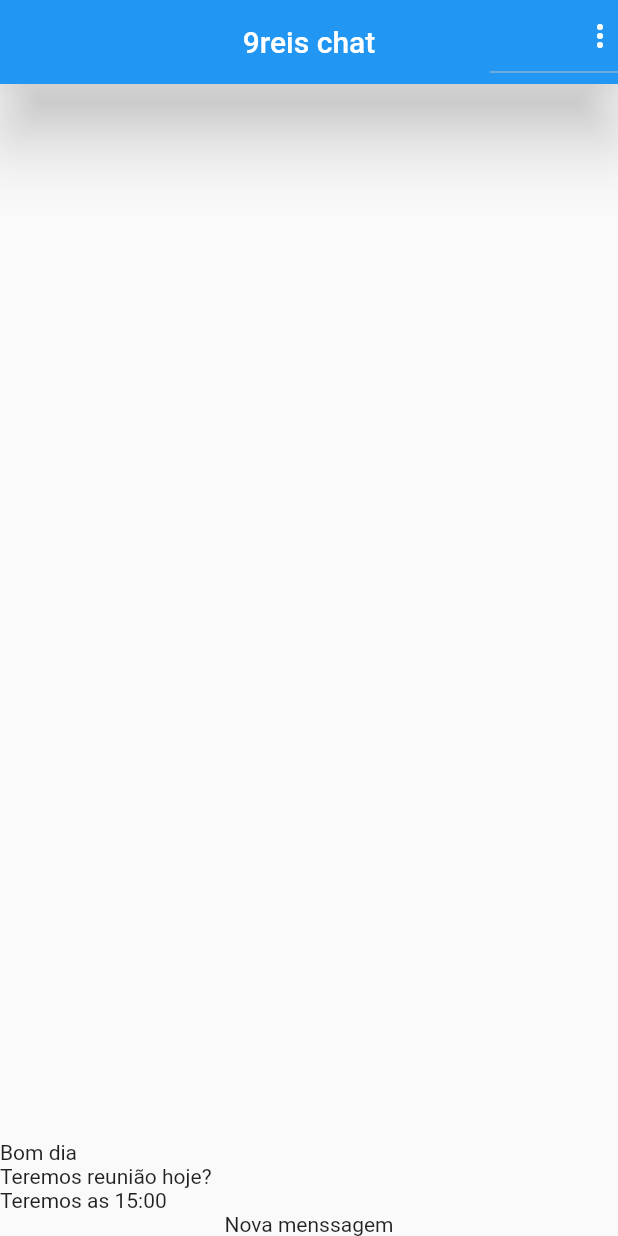
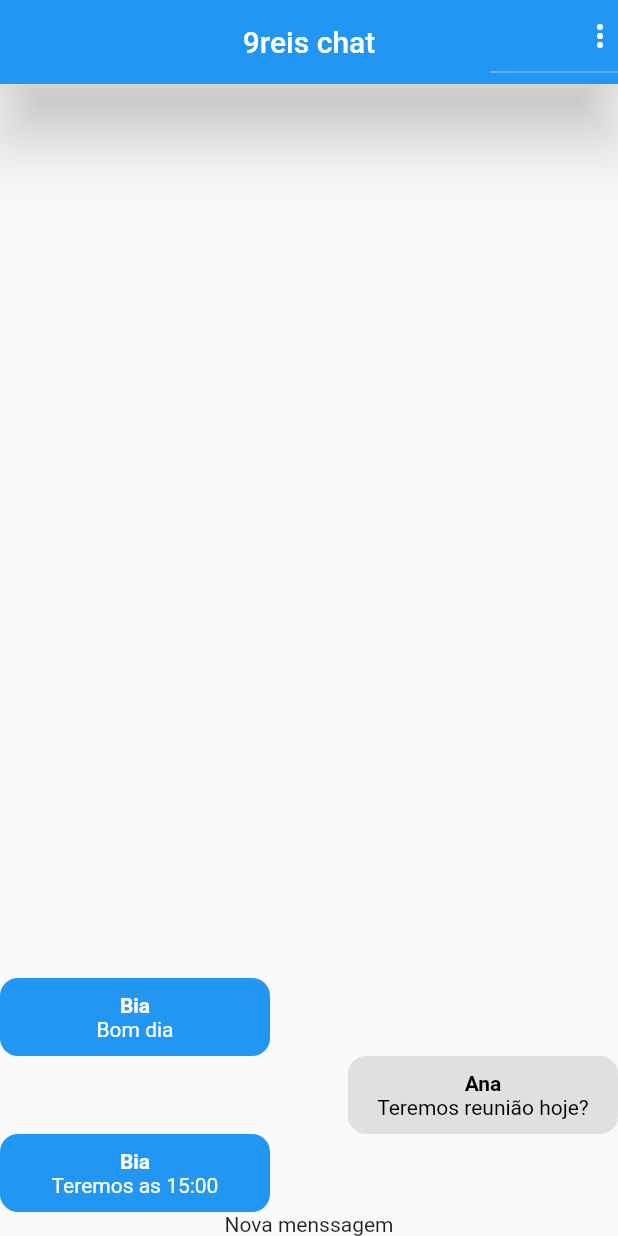
Before and after one commit to 9reis/chat_ll__flutter, a Flutter app: the screen it shows after launch, on a phone screen of 412 x 824 dp. Run offline on Flutter 3.47's test engine with Material 2 defaults, Android fonts, the phone set to English and light mode, and no system bars; our stand-ins replace image_picker; accounts and stored records are empty.

Commit message:
Componente message Bubble #1

```diff
--- /dev/null
+++ b/lib/components/message_bubble.dart
@@ -0,0 +1,51 @@
+// ignore_for_file: implementation_imports
+
+import 'package:chat_ll__flutter/core/models/chat_message.dart';
+import 'package:flutter/material.dart';
+import 'package:flutter/src/widgets/framework.dart';
+import 'package:flutter/src/widgets/placeholder.dart';
+
+class MessageBubble extends StatelessWidget {
+  MessageBubble(
+      {Key? key, required this.message, required this.belongsToCurrentUser})
+      : super(key: key);
+  //Messagem
+  final ChatMessage message;
+  //Se pertence ao user corrente
+  final bool belongsToCurrentUser;
+
+  @override
+  Widget build(BuildContext context) {
+    return Row(
+      mainAxisAlignment: belongsToCurrentUser
+          ? MainAxisAlignment.end
+          : MainAxisAlignment.start,
+      children: [
+        Container(
+          width: 180,
+          padding: const EdgeInsets.symmetric(vertical: 10, horizontal: 16),
+          decoration: BoxDecoration(
+              borderRadius: BorderRadius.all(Radius.circular(12)),
+              color: belongsToCurrentUser
+                  ? Colors.grey.shade300
+                  : Theme.of(context).accentColor),
+          child: Column(
+            children: [
+              Text(
+                message.userName,
+                style: TextStyle(
+                    fontWeight: FontWeight.bold,
+                    color: belongsToCurrentUser ? Colors.black : Colors.white),
+              ),
+              Text(
+                message.text,
+                style: TextStyle(
+                    color: belongsToCurrentUser ? Colors.black : Colors.white),
+              ),
+            ],
+          ),
+        ),
+      ],
+    );
+  }
+}
--- a/lib/components/messages.dart
+++ b/lib/components/messages.dart
@@ -1,4 +1,6 @@
+import 'package:chat_ll__flutter/components/message_bubble.dart';
 import 'package:chat_ll__flutter/core/models/chat_message.dart';
+import 'package:chat_ll__flutter/core/services/auth/auth_service.dart';
 import 'package:chat_ll__flutter/core/services/chat/chat_service.dart';
 import 'package:flutter/material.dart';
 
@@ -7,6 +9,7 @@
 
   @override
   Widget build(BuildContext context) {
+    final currentUser = AuthService().currentUser;
     return StreamBuilder<List<ChatMessage>>(
       //Stream que precisa monitorar
       stream: ChatService().messagesStream(),
@@ -18,9 +21,14 @@
         } else {
           final msgs = snapshot.data!.reversed.toList();
           return ListView.builder(
-              reverse: true,
-              itemCount: msgs.length,
-              itemBuilder: (ctx, i) => Text(msgs[i].text));
+            reverse: true,
+            itemCount: msgs.length,
+            itemBuilder: (ctx, i) => MessageBubble(
+              key: ValueKey(msgs[i].id),
+              message: msgs[i],
+              belongsToCurrentUser: currentUser?.id == msgs[i].userId,
+            ),
+          );
         }
       },
     );
--- a/lib/core/services/auth/auth_mock_service.dart
+++ b/lib/core/services/auth/auth_mock_service.dart
@@ -8,9 +8,9 @@
 class AuthMockService implements AuthService {
   //Criando user padrão
   static final _defaultUser = ChatUser(
-    id: '1',
-    name: 'teste',
-    email: 'teste@teste.com',
+    id: '456',
+    name: 'Ana',
+    email: 'Ana@gmail.com',
     imageUrl: 'assets\images\avatar.png',
   );
   //Static --> Pertence a classe
```
